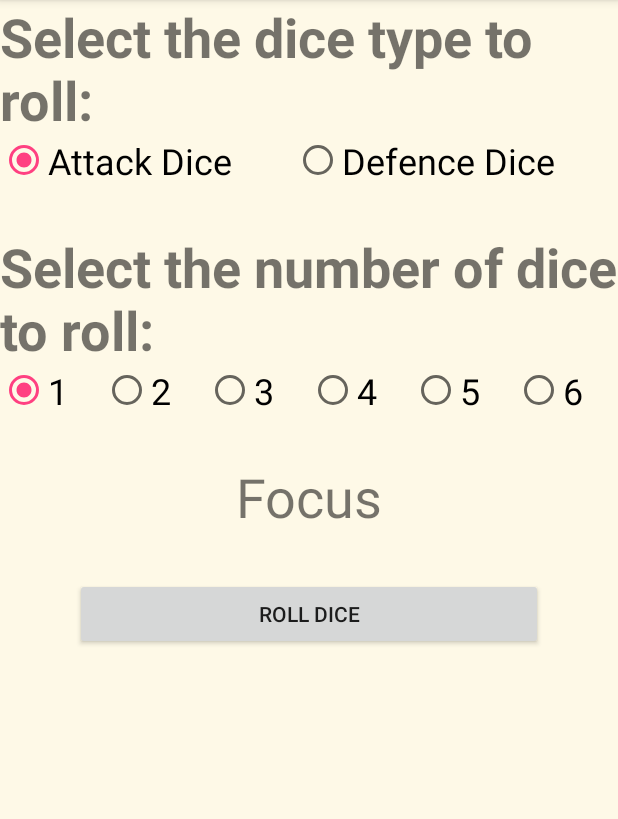
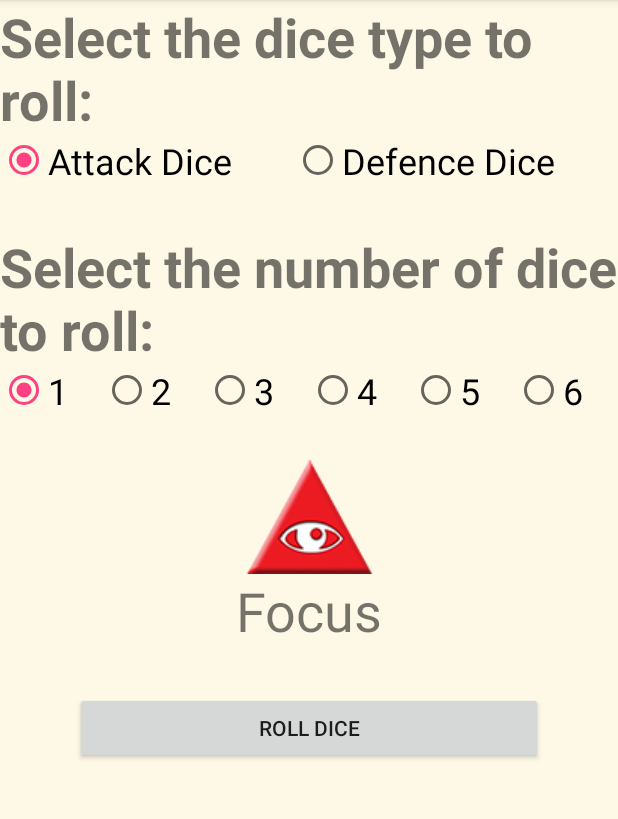
Before and after one commit to rcrichton87/project_2_android_xwing_squad_viewer, an Android app: the RollDiceActivity screen opened directly, with no data from a screen before it, after a tap on "ROLL DICE", on a phone screen of 412 x 824 dp, the part 84-903 px from its top. Run offline under Robolectric (Android 15) with nearby library versions, the phone set to English and light mode, and no system bars; 1 statement that could not run was skipped.

Commit message:
rolling dice will now display images showing the rolled results

```diff
--- a/app/src/main/java/com/codeclan/xwingsquadviewer/RollDiceActivity.java
+++ b/app/src/main/java/com/codeclan/xwingsquadviewer/RollDiceActivity.java
@@ -5,9 +5,13 @@ import android.support.v7.app.AppCompatActivity;
 import android.os.Bundle;
 import android.view.View;
 import android.widget.Button;
+import android.widget.ImageView;
+import android.widget.LinearLayout;
 import android.widget.RadioButton;
 import android.widget.RadioGroup;
 import android.widget.TextView;
+
+import static android.support.constraint.ConstraintSet.WRAP_CONTENT;
 
 public class RollDiceActivity extends AppCompatActivity {
 
@@ -29,6 +33,10 @@ public class RollDiceActivity extends AppCompatActivity {
     RadioButton fourDice;
     RadioButton fiveDice;
     RadioButton sixDice;
+
+    String diceTypeString;
+
+    LinearLayout rollResultsImages;
 
     TextView rollResults;
 
@@ -80,9 +88,11 @@ public class RollDiceActivity extends AppCompatActivity {
         int diceTypeButton = diceType.getCheckedRadioButtonId();
         if (diceTypeButton == attackDiceButton.getId() ){
             rolledDice = new Dice(DiceType.ATTACK);
+            diceTypeString = "attack";
         }
         if (diceTypeButton == defenceDiceButton.getId() ){
             rolledDice = new Dice(DiceType.DEFENCE);
+            diceTypeString = "defence";
         }
 
         int diceNumberButton = numberOfDice.getCheckedRadioButtonId();
@@ -108,12 +118,51 @@ public class RollDiceActivity extends AppCompatActivity {
         int numberOfDiceRolled = 0;
         rollResultString = "";
 
+        rollResultsImages = (LinearLayout)findViewById(R.id.roll_results_images);
+        rollResultsImages.removeAllViews();
+
         while (numberOfDiceRolled < numberOfDiceToRoll){
-            rollResultString += rolledDice.roll();
+            String diceRoll = rolledDice.roll();
+            rollResultString += diceRoll;
+
             numberOfDiceRolled ++;
             if (numberOfDiceRolled < numberOfDiceToRoll){
                 rollResultString += ", ";
             }
+
+            ImageView diceImage = new ImageView(this);
+            diceImage.setLayoutParams(new android.view.ViewGroup.LayoutParams(WRAP_CONTENT,WRAP_CONTENT));
+
+            if (diceTypeString.equals("attack")){
+                if (diceRoll.equals("Crit")){
+                    diceImage.setImageResource(R.drawable.attack_crit);
+                }
+                if (diceRoll.equals("Hit")){
+                    diceImage.setImageResource(R.drawable.attack_hit);
+                }
+                if (diceRoll.equals("Focus")){
+                    diceImage.setImageResource(R.drawable.attack_focus);
+                }
+                if (diceRoll.equals("Blank")){
+                    diceImage.setImageResource(R.drawable.attack_blank);
+                }
+            }
+
+            if (diceTypeString.equals("defence")){
+                if (diceRoll.equals("Evade")){
+                    diceImage.setImageResource(R.drawable.defence_evade);
+                }
+                if (diceRoll.equals("Focus")){
+                    diceImage.setImageResource(R.drawable.defence_focus);
+                }
+                if (diceRoll.equals("Blank")){
+                    diceImage.setImageResource(R.drawable.defence_blank);
+                }
+            }
+
+            rollResultsImages.addView(diceImage);
+
+
         }
 
         rollResults.setText(rollResultString);
--- a/app/src/main/res/layout/activity_roll_dice.xml
+++ b/app/src/main/res/layout/activity_roll_dice.xml
@@ -90,6 +90,15 @@
             android:textSize="24dp"/>
     </RadioGroup>
 
+    <LinearLayout
+        android:id="@+id/roll_results_images"
+        android:orientation="horizontal"
+        android:layout_width="match_parent"
+        android:layout_height="wrap_content"
+        android:gravity="center">
+
+    </LinearLayout>
+
     <TextView
         android:id="@+id/roll_results"
         android:layout_width="match_parent"
```
